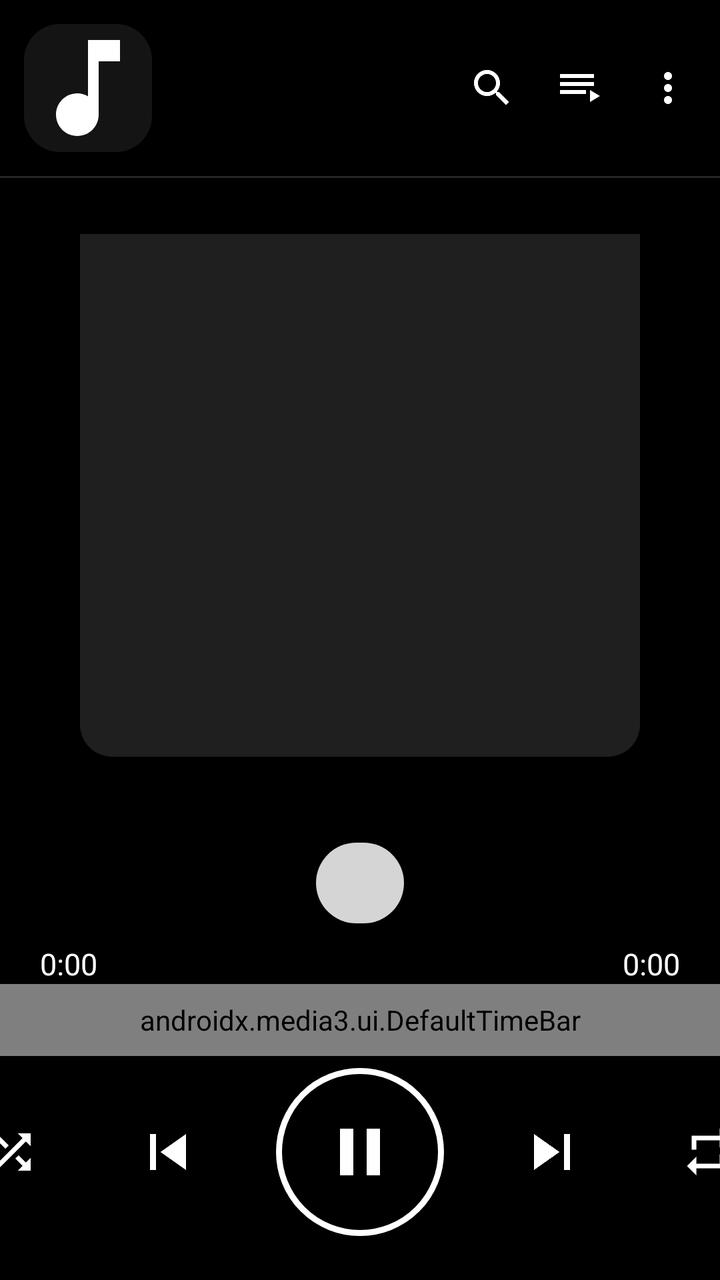
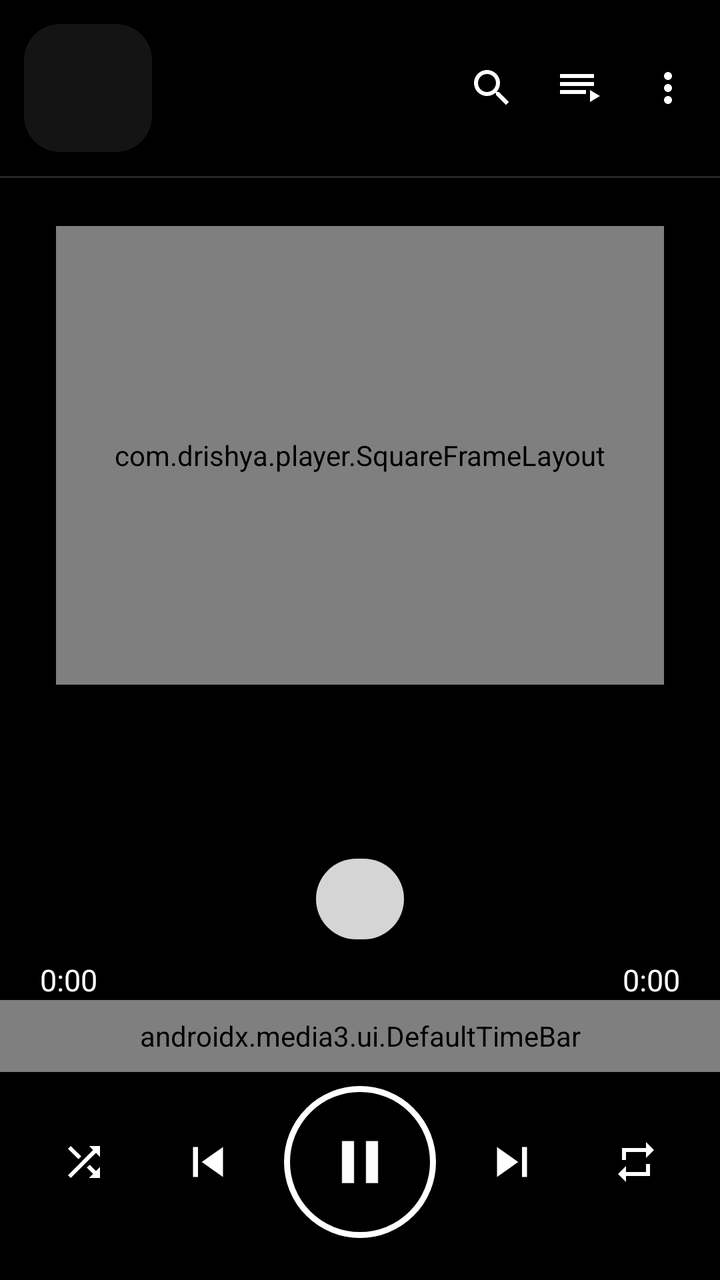

The first picture is an Android layout as it rendered before a commit; the second is the same layout after the commit. The layout source and the unified diff follow.
<!-- AndroidManifest.xml: activity theme Theme.Flikk.Music -->
<!-- res/layout/activity_music.xml -->
<?xml version="1.0" encoding="utf-8"?>
<FrameLayout xmlns:android="http://schemas.android.com/apk/res/android"
    xmlns:app="http://schemas.android.com/apk/res-auto"
    android:layout_width="match_parent"
    android:layout_height="match_parent"
    android:background="#000000">

    
    <ImageView
        android:id="@+id/bg_art"
        android:layout_width="match_parent"
        android:layout_height="match_parent"
        android:contentDescription="@null"
        android:scaleType="centerCrop" />

    <View
        android:layout_width="match_parent"
        android:layout_height="match_parent"
        android:background="@drawable/music_scrim" />

    <LinearLayout
        android:id="@+id/music_root"
        android:layout_width="match_parent"
        android:layout_height="match_parent"
        android:orientation="vertical">

        
        <LinearLayout
            android:layout_width="match_parent"
            android:layout_height="wrap_content"
            android:background="#40000000"
            android:gravity="center_vertical"
            android:orientation="horizontal"
            android:paddingStart="12dp"
            android:paddingTop="12dp"
            android:paddingEnd="4dp"
            android:paddingBottom="12dp">

            <ImageView
                android:id="@+id/small_art"
                android:layout_width="64dp"
                android:layout_height="64dp"
                android:background="@drawable/bg_thumb"
                android:contentDescription="@null"
                android:scaleType="centerCrop"
                android:src="@drawable/ic_music" />

            <LinearLayout
                android:layout_width="0dp"
                android:layout_height="wrap_content"
                android:layout_marginStart="14dp"
                android:layout_weight="1"
                android:orientation="vertical">

                <TextView
                    android:id="@+id/m_title"
                    android:layout_width="match_parent"
                    android:layout_height="wrap_content"
                    android:ellipsize="marquee"
                    android:marqueeRepeatLimit="marquee_forever"
                    android:singleLine="true"
                    android:textColor="#FFFFFF"
                    android:textSize="18sp"
                    android:textStyle="bold" />

                <TextView
                    android:id="@+id/m_artist"
                    android:layout_width="match_parent"
                    android:layout_height="wrap_content"
                    android:layout_marginTop="2dp"
                    android:ellipsize="marquee"
                    android:marqueeRepeatLimit="marquee_forever"
                    android:singleLine="true"
                    android:textColor="#CFCFCF"
                    android:textSize="15sp" />
            </LinearLayout>

            <ImageButton
                android:id="@+id/m_search"
                style="@style/PlayerIcon"
                android:contentDescription="@string/search"
                android:src="@drawable/ic_search" />

            <ImageButton
                android:id="@+id/m_queue_btn"
                style="@style/PlayerIcon"
                android:contentDescription="@string/queue"
                android:src="@drawable/ic_queue" />

            <ImageButton
                android:id="@+id/m_more"
                style="@style/PlayerIcon"
                android:contentDescription="@string/more"
                android:src="@drawable/ic_more" />
        </LinearLayout>

        <View
            android:layout_width="match_parent"
            android:layout_height="1dp"
            android:background="#26FFFFFF" />

        <EditText
            android:id="@+id/m_search_box"
            android:layout_width="match_parent"
            android:layout_height="46dp"
            android:layout_marginHorizontal="16dp"
            android:layout_marginTop="10dp"
            android:background="@drawable/bg_card"
            android:hint="@string/search_songs"
            android:importantForAutofill="no"
            android:inputType="text"
            android:paddingHorizontal="16dp"
            android:textColor="#FFFFFF"
            android:textColorHint="#9A9A9A"
            android:visibility="gone" />

        <FrameLayout
            android:layout_width="match_parent"
            android:layout_height="0dp"
            android:layout_weight="1">

            
            <LinearLayout
                android:id="@+id/cover_box"
                android:layout_width="match_parent"
                android:layout_height="match_parent"
                android:gravity="center"
                android:orientation="vertical"
                android:padding="28dp">

                <ImageView
                    android:id="@+id/big_art"
                    android:layout_width="280dp"
                    android:layout_height="280dp"
                    android:background="@drawable/bg_art"
                    android:contentDescription="@null"
                    android:elevation="12dp"
                    android:padding="0dp"
                    android:scaleType="centerCrop" />

                <TextView
                    android:id="@+id/big_title"
                    android:layout_width="match_parent"
                    android:layout_height="wrap_content"
                    android:layout_marginTop="28dp"
                    android:ellipsize="end"
                    android:gravity="center"
                    android:maxLines="2"
                    android:textColor="#FFFFFF"
                    android:textSize="24sp"
                    android:textStyle="bold" />

                <TextView
                    android:id="@+id/big_artist"
                    android:layout_width="match_parent"
                    android:layout_height="wrap_content"
                    android:layout_marginTop="6dp"
                    android:ellipsize="end"
                    android:gravity="center"
                    android:maxLines="1"
                    android:textColor="#CFCFCF"
                    android:textSize="16sp" />
            </LinearLayout>

            
            <androidx.recyclerview.widget.RecyclerView
                android:id="@+id/m_list"
                android:layout_width="match_parent"
                android:layout_height="match_parent"
                android:clipToPadding="false"
                android:paddingVertical="6dp"
                android:visibility="gone" />
        </FrameLayout>

        <TextView
            android:id="@+id/m_pill"
            android:layout_width="wrap_content"
            android:layout_height="wrap_content"
            android:layout_gravity="center_horizontal"
            android:layout_marginBottom="10dp"
            android:background="@drawable/bg_music_pill"
            android:paddingHorizontal="22dp"
            android:paddingVertical="10dp"
            android:textColor="#555555"
            android:textSize="15sp" />

        <LinearLayout
            android:layout_width="match_parent"
            android:layout_height="wrap_content"
            android:orientation="horizontal"
            android:paddingHorizontal="20dp">

            <TextView
                android:id="@+id/m_pos"
                android:layout_width="0dp"
                android:layout_height="wrap_content"
                android:layout_weight="1"
                android:text="0:00"
                android:textColor="#FFFFFF"
                android:textSize="15sp" />

            <TextView
                android:id="@+id/m_dur"
                android:layout_width="wrap_content"
                android:layout_height="wrap_content"
                android:text="0:00"
                android:textColor="#FFFFFF"
                android:textSize="15sp" />
        </LinearLayout>

        <androidx.media3.ui.DefaultTimeBar
            android:id="@+id/m_timebar"
            android:layout_width="match_parent"
            android:layout_height="36dp"
            app:bar_height="4dp"
            app:buffered_color="#55FFFFFF"
            app:played_color="#FFFFFF"
            app:scrubber_color="#FFFFFF"
            app:scrubber_enabled_size="18dp"
            app:unplayed_color="#33FFFFFF" />

        <LinearLayout
            android:layout_width="match_parent"
            android:layout_height="112dp"
            android:gravity="center"
            android:orientation="horizontal"
            android:paddingBottom="16dp">

            <ImageButton
                android:id="@+id/m_shuffle"
                android:layout_width="56dp"
                android:layout_height="56dp"
                android:background="?attr/selectableItemBackgroundBorderless"
                android:contentDescription="@string/mode_shuffle"
                android:padding="14dp"
                android:scaleType="fitCenter"
                android:src="@drawable/ic_shuffle" />

            <ImageButton
                android:id="@+id/m_prev"
                android:layout_width="64dp"
                android:layout_height="64dp"
                android:layout_marginStart="18dp"
                android:background="?attr/selectableItemBackgroundBorderless"
                android:contentDescription="@string/previous"
                android:padding="14dp"
                android:scaleType="fitCenter"
                android:src="@drawable/ic_skip_prev"
                android:tint="#FFFFFF" />

            <ImageButton
                android:id="@+id/m_play"
                android:layout_width="84dp"
                android:layout_height="84dp"
                android:layout_marginHorizontal="22dp"
                android:background="@drawable/bg_ring"
                android:contentDescription="@string/play_pause"
                android:padding="22dp"
                android:scaleType="fitCenter"
                android:src="@drawable/ic_pause"
                android:tint="#FFFFFF" />

            <ImageButton
                android:id="@+id/m_next"
                android:layout_width="64dp"
                android:layout_height="64dp"
                android:layout_marginEnd="18dp"
                android:background="?attr/selectableItemBackgroundBorderless"
                android:contentDescription="@string/next"
                android:padding="14dp"
                android:scaleType="fitCenter"
                android:src="@drawable/ic_skip_next"
                android:tint="#FFFFFF" />

            <ImageButton
                android:id="@+id/m_repeat"
                android:layout_width="56dp"
                android:layout_height="56dp"
                android:background="?attr/selectableItemBackgroundBorderless"
                android:contentDescription="@string/mode_all"
                android:padding="14dp"
                android:scaleType="fitCenter"
                android:src="@drawable/ic_repeat" />
        </LinearLayout>
    </LinearLayout>
</FrameLayout>
<!-- resources referenced by this layout -->
<resources>
  <!-- drawable bg_art (drawable) -->
  <?xml version="1.0" encoding="utf-8"?>
  <shape xmlns:android="http://schemas.android.com/apk/res/android">
      <solid android:color="#1F1F1F" />
      <corners android:radius="16dp" />
  </shape>
  <!-- drawable bg_card (drawable) -->
  <?xml version="1.0" encoding="utf-8"?>
  <shape xmlns:android="http://schemas.android.com/apk/res/android">
      <solid android:color="#141414" />
      <corners android:radius="18dp" />
  </shape>
  <!-- drawable bg_music_pill (drawable) -->
  <?xml version="1.0" encoding="utf-8"?>
  <shape xmlns:android="http://schemas.android.com/apk/res/android">
      <solid android:color="#E6EDEDED" />
      <corners android:radius="28dp" />
  </shape>
  <!-- drawable bg_ring (drawable) -->
  <?xml version="1.0" encoding="utf-8"?>
  <shape xmlns:android="http://schemas.android.com/apk/res/android" android:shape="oval">
      <stroke android:width="3dp" android:color="#FFFFFF" />
  </shape>
  <!-- drawable bg_thumb (drawable) -->
  <?xml version="1.0" encoding="utf-8"?>
  <shape xmlns:android="http://schemas.android.com/apk/res/android">
      <solid android:color="@color/surface" />
      <corners android:radius="18dp" />
  </shape>
  <!-- drawable ic_music (drawable) -->
  <vector xmlns:android="http://schemas.android.com/apk/res/android" android:width="24dp" android:height="24dp" android:viewportWidth="24" android:viewportHeight="24">
      <path android:fillColor="#FFFFFF" android:pathData="M12,3v10.55c-0.59,-0.34 -1.27,-0.55 -2,-0.55 -2.21,0 -4,1.79 -4,4s1.79,4 4,4 4,-1.79 4,-4V7h4V3h-6z" />
  </vector>
  <!-- drawable ic_pause (drawable) -->
  <vector xmlns:android="http://schemas.android.com/apk/res/android" android:width="24dp" android:height="24dp" android:viewportWidth="24" android:viewportHeight="24">
      <path android:fillColor="#FFFFFF" android:pathData="M6,19h4V5H6v14zM14,5v14h4V5h-4z" />
  </vector>
  <!-- drawable ic_queue (drawable) -->
  <vector xmlns:android="http://schemas.android.com/apk/res/android" android:width="24dp" android:height="24dp" android:viewportWidth="24" android:viewportHeight="24">
      <path android:fillColor="#FFFFFF" android:pathData="M19,9H2v2h17V9zM19,5H2v2h17V5zM2,15h13v-2H2v2zM17,13v6l5,-3 -5,-3z" />
  </vector>
  <!-- drawable ic_skip_next (drawable) -->
  <vector xmlns:android="http://schemas.android.com/apk/res/android" android:width="24dp" android:height="24dp" android:viewportWidth="24" android:viewportHeight="24">
      <path android:fillColor="#FFFFFF" android:pathData="M6,18l8.5,-6L6,6v12zM16,6v12h2V6h-2z" />
  </vector>
  <!-- drawable ic_skip_prev (drawable) -->
  <vector xmlns:android="http://schemas.android.com/apk/res/android" android:width="24dp" android:height="24dp" android:viewportWidth="24" android:viewportHeight="24">
      <path android:fillColor="#FFFFFF" android:pathData="M6,6h2v12H6zM9.5,12l8.5,6V6z" />
  </vector>
  <!-- drawable music_scrim (drawable) -->
  <?xml version="1.0" encoding="utf-8"?>
  <shape xmlns:android="http://schemas.android.com/apk/res/android">
      <gradient android:angle="270" android:startColor="#99000000" android:centerColor="#66000000" android:endColor="#E6000000" />
  </shape>
  <string name="mode_all">Repeat all</string>
  <string name="mode_shuffle">Shuffle</string>
  <string name="more">More</string>
  <string name="next">Next</string>
  <string name="play_pause">Play / Pause</string>
  <string name="previous">Previous</string>
  <string name="queue">Queue</string>
  <string name="search">Search</string>
  <string name="search_songs">Search songs…</string>
  <style name="Theme.Flikk.Music">
          <item name="android:windowBackground">@android:color/black</item>
          <item name="android:statusBarColor">#000000</item>
          <item name="android:navigationBarColor">#000000</item>
      </style>
  <color name="surface">#141414</color>
  <!-- unchanged entries left out for length: 5 -->
</resources>

<!-- the commit's change to res/layout/activity_music.xml (unified diff, before → after) -->
@@ -42,8 +42,7 @@
                 android:layout_height="64dp"
                 android:background="@drawable/bg_thumb"
                 android:contentDescription="@null"
-                android:scaleType="centerCrop"
-                android:src="@drawable/ic_music" />
+                android:scaleType="centerCrop" />
 
             <LinearLayout
                 android:layout_width="0dp"
@@ -124,37 +123,45 @@
                 android:id="@+id/cover_box"
                 android:layout_width="match_parent"
                 android:layout_height="match_parent"
-                android:gravity="center"
+                android:gravity="center_horizontal"
                 android:orientation="vertical"
-                android:padding="28dp">
-
-                <ImageView
-                    android:id="@+id/big_art"
-                    android:layout_width="280dp"
-                    android:layout_height="280dp"
-                    android:background="@drawable/bg_art"
-                    android:contentDescription="@null"
-                    android:elevation="12dp"
-                    android:padding="0dp"
-                    android:scaleType="centerCrop" />
+                android:paddingHorizontal="28dp"
+                android:paddingTop="24dp"
+                android:paddingBottom="12dp">
+
+                <com.drishya.player.SquareFrameLayout
+                    android:layout_width="match_parent"
+                    android:layout_height="0dp"
+                    android:layout_gravity="center_horizontal"
+                    android:layout_weight="1">
+
+                    <ImageView
+                        android:id="@+id/big_art"
+                        android:layout_width="match_parent"
+                        android:layout_height="match_parent"
+                        android:background="@drawable/bg_art"
+                        android:contentDescription="@null"
+                        android:elevation="12dp"
+                        android:scaleType="centerCrop" />
+                </com.drishya.player.SquareFrameLayout>
 
                 <TextView
                     android:id="@+id/big_title"
                     android:layout_width="match_parent"
                     android:layout_height="wrap_content"
-                    android:layout_marginTop="28dp"
+                    android:layout_marginTop="20dp"
                     android:ellipsize="end"
                     android:gravity="center"
                     android:maxLines="2"
                     android:textColor="#FFFFFF"
-                    android:textSize="24sp"
+                    android:textSize="22sp"
                     android:textStyle="bold" />
 
                 <TextView
                     android:id="@+id/big_artist"
                     android:layout_width="match_parent"
                     android:layout_height="wrap_content"
-                    android:layout_marginTop="6dp"
+                    android:layout_marginTop="4dp"
                     android:ellipsize="end"
                     android:gravity="center"
                     android:maxLines="1"
@@ -178,7 +185,10 @@
             android:layout_height="wrap_content"
             android:layout_gravity="center_horizontal"
             android:layout_marginBottom="10dp"
+            android:layout_marginHorizontal="16dp"
             android:background="@drawable/bg_music_pill"
+            android:ellipsize="end"
+            android:maxLines="1"
             android:paddingHorizontal="22dp"
             android:paddingVertical="10dp"
             android:textColor="#555555"
@@ -221,66 +231,97 @@
 
         <LinearLayout
             android:layout_width="match_parent"
-            android:layout_height="112dp"
-            android:gravity="center"
+            android:layout_height="104dp"
+            android:gravity="center_vertical"
             android:orientation="horizontal"
-            android:paddingBottom="16dp">
+            android:paddingHorizontal="8dp"
+            android:paddingBottom="14dp">
+
+            <Space
+                android:layout_width="0dp"
+                android:layout_height="1dp"
+                android:layout_weight="1" />
 
             <ImageButton
                 android:id="@+id/m_shuffle"
+                android:layout_width="48dp"
+                android:layout_height="48dp"
+                android:background="?attr/selectableItemBackgroundBorderless"
+                android:contentDescription="@string/mode_shuffle"
+                android:padding="12dp"
+                android:scaleType="fitCenter"
+                android:src="@drawable/ic_shuffle"
+                android:tint="#FFFFFF" />
+
+            <Space
+                android:layout_width="0dp"
+                android:layout_height="1dp"
+                android:layout_weight="1" />
+
+            <ImageButton
+                android:id="@+id/m_prev"
                 android:layout_width="56dp"
                 android:layout_height="56dp"
                 android:background="?attr/selectableItemBackgroundBorderless"
-                android:contentDescription="@string/mode_shuffle"
-                android:padding="14dp"
-                android:scaleType="fitCenter"
-                android:src="@drawable/ic_shuffle" />
-
-            <ImageButton
-                android:id="@+id/m_prev"
-                android:layout_width="64dp"
-                android:layout_height="64dp"
-                android:layout_marginStart="18dp"
-                android:background="?attr/selectableItemBackgroundBorderless"
                 android:contentDescription="@string/previous"
-                android:padding="14dp"
+                android:padding="13dp"
                 android:scaleType="fitCenter"
                 android:src="@drawable/ic_skip_prev"
                 android:tint="#FFFFFF" />
 
+            <Space
+                android:layout_width="0dp"
+                android:layout_height="1dp"
+                android:layout_weight="1" />
+
             <ImageButton
                 android:id="@+id/m_play"
-                android:layout_width="84dp"
-                android:layout_height="84dp"
-                android:layout_marginHorizontal="22dp"
+                android:layout_width="76dp"
+                android:layout_height="76dp"
                 android:background="@drawable/bg_ring"
                 android:contentDescription="@string/play_pause"
-                android:padding="22dp"
+                android:padding="20dp"
                 android:scaleType="fitCenter"
                 android:src="@drawable/ic_pause"
                 android:tint="#FFFFFF" />
 
+            <Space
+                android:layout_width="0dp"
+                android:layout_height="1dp"
+                android:layout_weight="1" />
+
             <ImageButton
                 android:id="@+id/m_next"
-                android:layout_width="64dp"
-                android:layout_height="64dp"
-                android:layout_marginEnd="18dp"
-                android:background="?attr/selectableItemBackgroundBorderless"
-                android:contentDescription="@string/next"
-                android:padding="14dp"
-                android:scaleType="fitCenter"
-                android:src="@drawable/ic_skip_next"
-                android:tint="#FFFFFF" />
-
-            <ImageButton
-                android:id="@+id/m_repeat"
                 android:layout_width="56dp"
                 android:layout_height="56dp"
                 android:background="?attr/selectableItemBackgroundBorderless"
+                android:contentDescription="@string/next"
+                android:padding="13dp"
+                android:scaleType="fitCenter"
+                android:src="@drawable/ic_skip_next"
+                android:tint="#FFFFFF" />
+
+            <Space
+                android:layout_width="0dp"
+                android:layout_height="1dp"
+                android:layout_weight="1" />
+
+            <ImageButton
+                android:id="@+id/m_repeat"
+                android:layout_width="48dp"
+                android:layout_height="48dp"
+                android:background="?attr/selectableItemBackgroundBorderless"
                 android:contentDescription="@string/mode_all"
-                android:padding="14dp"
-                android:scaleType="fitCenter"
-                android:src="@drawable/ic_repeat" />
+                android:padding="12dp"
+                android:scaleType="fitCenter"
+                android:src="@drawable/ic_repeat"
+                android:tint="#FFFFFF" />
+
+            <Space
+                android:layout_width="0dp"
+                android:layout_height="1dp"
+                android:layout_weight="1" />
+
         </LinearLayout>
     </LinearLayout>
 </FrameLayout>
<!-- resource entries referenced after the edit -->
@@ -29,10 +29,6 @@
       <solid android:color="@color/surface" />
       <corners android:radius="18dp" />
   </shape>
-  <!-- drawable ic_music (drawable) -->
-  <vector xmlns:android="http://schemas.android.com/apk/res/android" android:width="24dp" android:height="24dp" android:viewportWidth="24" android:viewportHeight="24">
-      <path android:fillColor="#FFFFFF" android:pathData="M12,3v10.55c-0.59,-0.34 -1.27,-0.55 -2,-0.55 -2.21,0 -4,1.79 -4,4s1.79,4 4,4 4,-1.79 4,-4V7h4V3h-6z" />
-  </vector>
   <!-- drawable ic_pause (drawable) -->
   <vector xmlns:android="http://schemas.android.com/apk/res/android" android:width="24dp" android:height="24dp" android:viewportWidth="24" android:viewportHeight="24">
       <path android:fillColor="#FFFFFF" android:pathData="M6,19h4V5H6v14zM14,5v14h4V5h-4z" />
